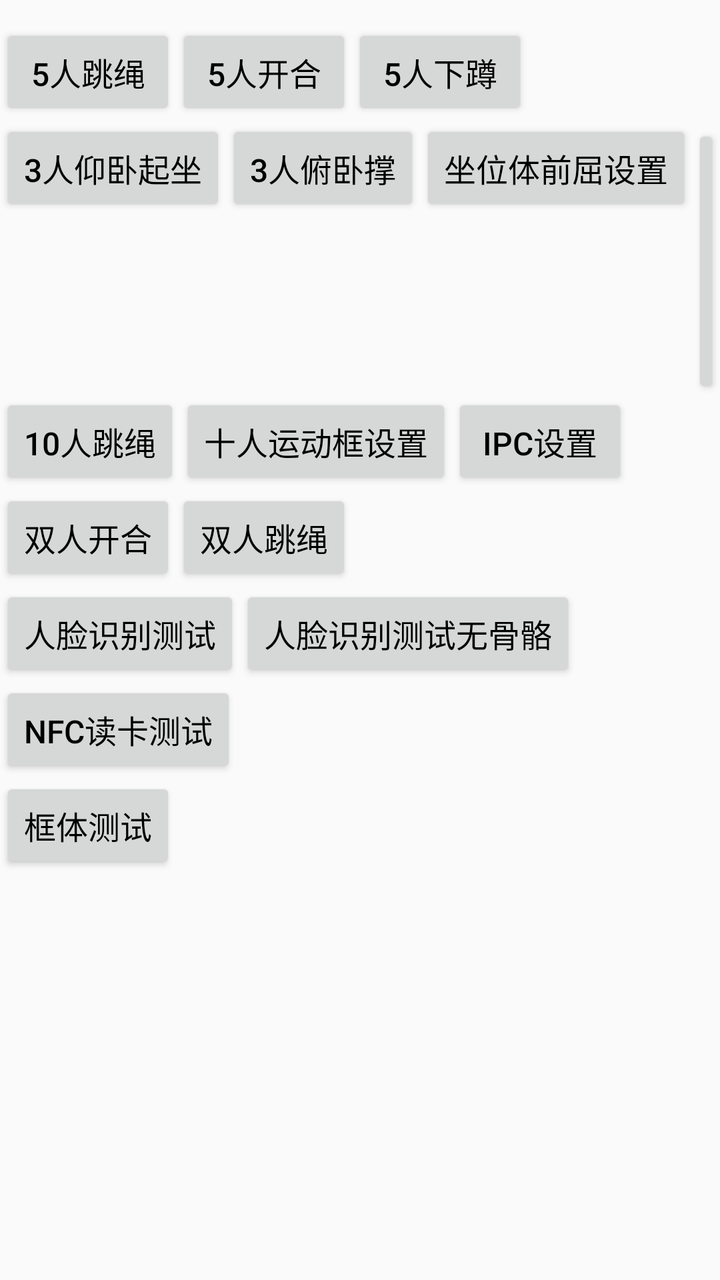
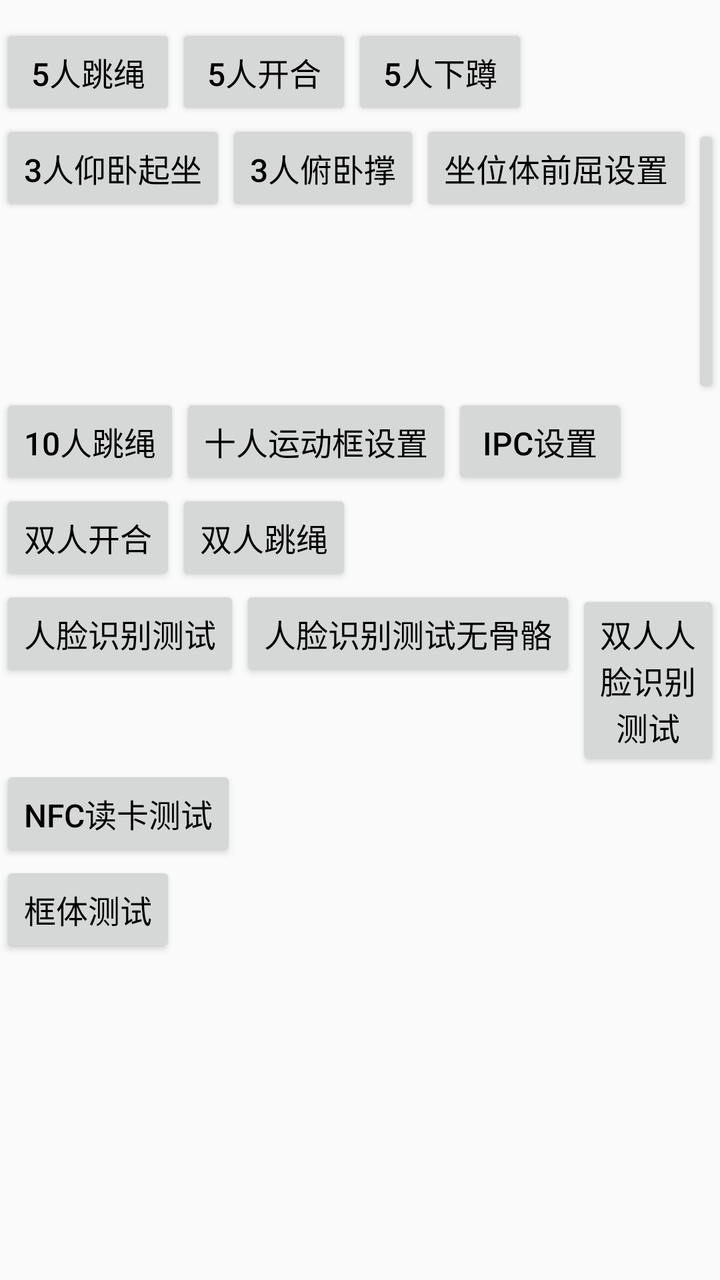

An Android layout rendered at two revisions. The XML below is the earlier revision; the diff shows what the commit changed to produce the second picture.
<!-- AndroidManifest.xml: application theme AppTheme -->
<!-- res/layout/ac_main.xml -->
<?xml version="1.0" encoding="utf-8"?>
<androidx.constraintlayout.widget.ConstraintLayout xmlns:android="http://schemas.android.com/apk/res/android"
    xmlns:app="http://schemas.android.com/apk/res-auto"
    android:layout_width="match_parent"
    android:layout_height="match_parent">

    <ScrollView
        android:layout_width="match_parent"
        android:layout_height="match_parent"
        android:layout_centerHorizontal="true"
        android:scrollbars="vertical">

        <LinearLayout
            android:layout_width="wrap_content"
            android:layout_height="wrap_content"
            android:layout_centerInParent="true"
            android:orientation="vertical"
            android:paddingTop="12dp"
            android:paddingBottom="12dp">

            <LinearLayout
                android:layout_width="wrap_content"
                android:layout_height="wrap_content"
                android:orientation="horizontal">

                <Button
                    android:id="@+id/bnt_0"
                    android:layout_width="wrap_content"
                    android:layout_height="wrap_content"
                    android:text="5人跳绳"
                    android:textColor="@color/color_black"
                    android:textSize="16sp" />

                <Button
                    android:id="@+id/bnt_3"
                    android:layout_width="wrap_content"
                    android:layout_height="wrap_content"
                    android:text="5人开合"
                    android:textColor="@color/color_black"
                    android:textSize="16sp" />

                <Button
                    android:id="@+id/bnt_4"
                    android:layout_width="wrap_content"
                    android:layout_height="wrap_content"
                    android:text="5人下蹲"
                    android:textColor="@color/color_black"
                    android:textSize="16sp" />

            </LinearLayout>

            <LinearLayout
                android:layout_width="wrap_content"
                android:layout_height="wrap_content"
                android:orientation="horizontal">

                <Button
                    android:id="@+id/bnt_8"
                    android:layout_width="wrap_content"
                    android:layout_height="wrap_content"
                    android:text="3人仰卧起坐"
                    android:textColor="@color/color_black"
                    android:textSize="16sp" />

                <Button
                    android:id="@+id/bnt_9"
                    android:layout_width="wrap_content"
                    android:layout_height="wrap_content"
                    android:text="3人俯卧撑"
                    android:textColor="@color/color_black"
                    android:textSize="16sp" />

                <Button
                    android:id="@+id/bnt_10"
                    android:layout_width="wrap_content"
                    android:layout_height="wrap_content"
                    android:text="坐位体前屈设置"
                    android:textColor="@color/color_black"
                    android:textSize="16sp" />

                <Button
                    android:id="@+id/bnt_zw"
                    android:layout_width="wrap_content"
                    android:layout_height="wrap_content"
                    android:text="坐位体前屈"
                    android:textColor="@color/color_black"
                    android:textSize="16sp" />

            </LinearLayout>

            <LinearLayout
                android:layout_width="wrap_content"
                android:layout_height="wrap_content"
                android:orientation="horizontal">

                <Button
                    android:id="@+id/bnt_11"
                    android:layout_width="wrap_content"
                    android:layout_height="wrap_content"
                    android:text="10人跳绳"
                    android:textColor="@color/color_black"
                    android:textSize="16sp" />

                <Button
                    android:id="@+id/btn_10_region_set"
                    android:layout_width="wrap_content"
                    android:layout_height="wrap_content"
                    android:text="十人运动框设置"
                    android:textColor="@color/color_black"
                    android:textSize="16sp" />

                <Button
                    android:id="@+id/btn_ipc_set"
                    android:layout_width="wrap_content"
                    android:layout_height="wrap_content"
                    android:text="IPC设置"
                    android:textColor="@color/color_black"
                    android:textSize="16sp" />

            </LinearLayout>

            <LinearLayout
                android:layout_width="wrap_content"
                android:layout_height="wrap_content"
                android:orientation="horizontal">

                <Button
                    android:id="@+id/bnt_12"
                    android:layout_width="wrap_content"
                    android:layout_height="wrap_content"
                    android:text="双人开合"
                    android:textColor="@color/color_black"
                    android:textSize="16sp" />

                <Button
                    android:id="@+id/bnt_13"
                    android:layout_width="wrap_content"
                    android:layout_height="wrap_content"
                    android:text="双人跳绳"
                    android:textColor="@color/color_black"
                    android:textSize="16sp" />

            </LinearLayout>

            <LinearLayout
                android:layout_width="wrap_content"
                android:layout_height="wrap_content">

                <Button
                    android:id="@+id/btn_face_test"
                    android:layout_width="wrap_content"
                    android:layout_height="wrap_content"
                    android:text="人脸识别测试"
                    android:textColor="@color/color_black"
                    android:textSize="16sp" />

                <Button
                    android:id="@+id/btn_face_test2"
                    android:layout_width="wrap_content"
                    android:layout_height="wrap_content"
                    android:text="人脸识别测试无骨骼"
                    android:textColor="@color/color_black"
                    android:textSize="16sp" />
            </LinearLayout>
            <LinearLayout
                android:layout_width="wrap_content"
                android:layout_height="wrap_content">
                <Button
                    android:id="@+id/btn_nfc_test"
                    android:layout_width="wrap_content"
                    android:layout_height="wrap_content"
                    android:text="NFC读卡测试"
                    android:textColor="@color/color_black"
                    android:textSize="16sp" />
            </LinearLayout>
            <LinearLayout
                android:layout_width="wrap_content"
                android:layout_height="wrap_content">
                <Button
                    android:id="@+id/btn_body_test"
                    android:layout_width="wrap_content"
                    android:layout_height="wrap_content"
                    android:text="框体测试"
                    android:textColor="@color/color_black"
                    android:textSize="16sp" />
            </LinearLayout>

        </LinearLayout>

    </ScrollView>

    <TextView
        android:id="@+id/tv_org_id"
        android:layout_width="wrap_content"
        android:layout_height="wrap_content"
        android:layout_marginEnd="@dimen/dp_60"
        android:layout_marginBottom="@dimen/dp_60"
        app:layout_constraintBottom_toBottomOf="parent"
        app:layout_constraintEnd_toEndOf="parent" />
</androidx.constraintlayout.widget.ConstraintLayout>
<!-- resources referenced by this layout -->
<resources>
  <color name="color_black">#000000</color>
  <dimen name="dp_60">60dp</dimen>
  <style name="AppTheme" parent="Theme.AppCompat.DayNight.NoActionBar">
          <item name="colorPrimary">#00FFFF</item>
          <item name="colorPrimaryDark">#FFFFFF</item>
          <item name="colorAccent">#FFFF00</item>
          <item name="android:windowActionBar">false</item>
          <item name="android:windowNoTitle">true</item>
          <item name="android:windowContentTransitions">true</item>
          <item name="android:statusBarColor">@android:color/transparent</item>
          <item name="android:windowFullscreen">true</item>
          <item name="android:windowTranslucentNavigation">true</item>
          <item name="android:windowTranslucentStatus">true</item>
          <item name="android:windowDisablePreview">true</item>
      </style>
</resources>

<!-- the commit's change to res/layout/ac_main.xml (unified diff, before → after) -->
@@ -159,6 +159,14 @@
                     android:layout_width="wrap_content"
                     android:layout_height="wrap_content"
                     android:text="人脸识别测试无骨骼"
+                    android:textColor="@color/color_black"
+                    android:textSize="16sp" />
+
+                <Button
+                    android:id="@+id/btn_double_face"
+                    android:layout_width="wrap_content"
+                    android:layout_height="wrap_content"
+                    android:text="双人人脸识别测试"
                     android:textColor="@color/color_black"
                     android:textSize="16sp" />
             </LinearLayout>
